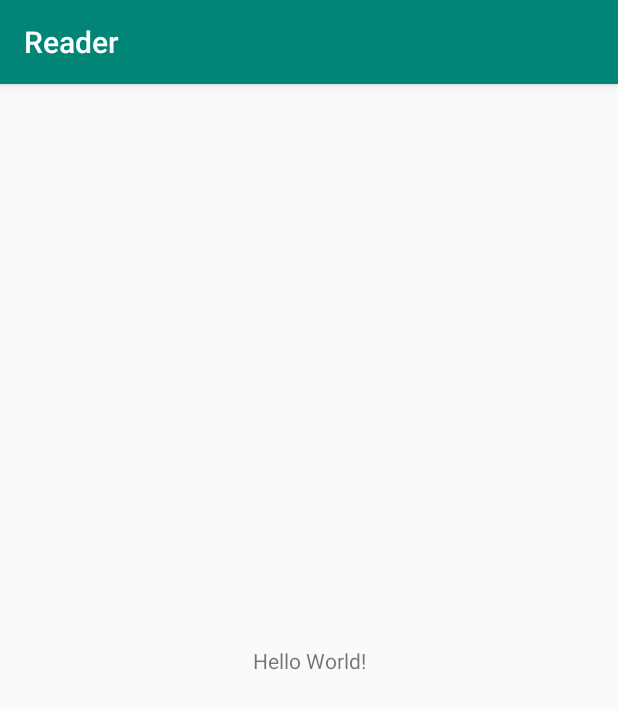
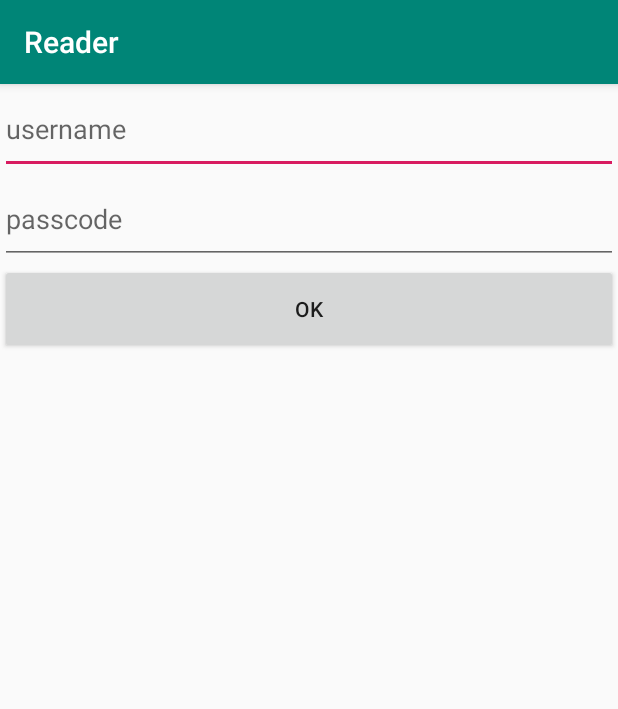
Before and after one commit to sssurvey/reader, an Android app: the screen it shows after launch (MainActivity), on a phone screen of 412 x 824 dp. Shown: the top 709 px of the screen. Run offline under Robolectric (Android 15) with nearby library versions, the light colour scheme and no system bars.

Commit message:
added basic ui for login

```diff
--- a/app/build.gradle
+++ b/app/build.gradle
@@ -24,11 +24,17 @@ android {
 }
 
 dependencies {
+
+    def lifecycle_version = "2.2.0"
+
     implementation fileTree(dir: 'libs', include: ['*.jar'])
     implementation"org.jetbrains.kotlin:kotlin-stdlib-jdk7:$kotlin_version"
     implementation 'androidx.appcompat:appcompat:1.0.2'
     implementation 'androidx.core:core-ktx:1.0.2'
     implementation 'androidx.constraintlayout:constraintlayout:1.1.3'
+    implementation "androidx.lifecycle:lifecycle-viewmodel-ktx:$lifecycle_version"
+    implementation "androidx.lifecycle:lifecycle-livedata-ktx:$lifecycle_version"
+
     testImplementation 'junit:junit:4.12'
     androidTestImplementation 'androidx.test.ext:junit:1.1.0'
     androidTestImplementation 'androidx.test.espresso:espresso-core:3.1.1'
--- a/app/src/main/AndroidManifest.xml
+++ b/app/src/main/AndroidManifest.xml
@@ -18,7 +18,7 @@
         tools:ignore="GoogleAppIndexingWarning">
 
         <!-- ACTIVITIES -->
-        <activity android:name=".activities.MainActivity">
+        <activity android:name=".activities.main.MainActivity">
             <intent-filter>
                 <action android:name="android.intent.action.MAIN" />
 
--- a/app/src/main/java/com/haomins/reader/activities/MainActivity.kt
+++ /dev/null
@@ -1,13 +0,0 @@
-package com.haomins.reader.activities
-
-import androidx.appcompat.app.AppCompatActivity
-import android.os.Bundle
-import com.haomins.reader.R
-
-class MainActivity : AppCompatActivity() {
-
-    override fun onCreate(savedInstanceState: Bundle?) {
-        super.onCreate(savedInstanceState)
-        setContentView(R.layout.activity_main)
-    }
-}
--- /dev/null
+++ b/app/src/main/java/com/haomins/reader/activities/main/MainActivity.kt
@@ -0,0 +1,34 @@
+package com.haomins.reader.activities.main
+
+import androidx.appcompat.app.AppCompatActivity
+import android.os.Bundle
+import androidx.lifecycle.ViewModelProvider
+import com.haomins.reader.R
+import com.haomins.reader.fragments.login.LoginFragment
+
+class MainActivity : AppCompatActivity() {
+
+    private lateinit var mainActivityViewModel: MainActivityViewModel
+
+    override fun onCreate(savedInstanceState: Bundle?) {
+        super.onCreate(savedInstanceState)
+        setContentView(R.layout.activity_main)
+        init()
+        if (mainActivityViewModel.isUserLoggedIn()) {
+            // no op
+        } else {
+            showUserLoginFragment()
+        }
+    }
+
+    private fun showUserLoginFragment() {
+        supportFragmentManager.beginTransaction().replace(
+            R.id.main_activity_frame_layout,
+            LoginFragment()
+        ).addToBackStack(LoginFragment.TAG).commit()
+    }
+
+    private fun init() {
+        mainActivityViewModel = ViewModelProvider(this).get(MainActivityViewModel::class.java)
+    }
+}
--- /dev/null
+++ b/app/src/main/java/com/haomins/reader/activities/main/MainActivityViewModel.kt
@@ -0,0 +1,11 @@
+package com.haomins.reader.activities.main
+
+import androidx.lifecycle.ViewModel
+
+class MainActivityViewModel : ViewModel() {
+
+    fun isUserLoggedIn(): Boolean {
+        return false
+    }
+
+}
--- a/app/src/main/java/com/haomins/reader/fragments/LoginFragment.kt
+++ /dev/null
@@ -1,5 +0,0 @@
-package com.haomins.reader.fragments
-
-class LoginFragment {
-
-}
--- /dev/null
+++ b/app/src/main/java/com/haomins/reader/fragments/login/LoginFragment.kt
@@ -0,0 +1,32 @@
+package com.haomins.reader.fragments.login
+
+import android.os.Bundle
+import android.view.LayoutInflater
+import android.view.View
+import android.view.ViewGroup
+import androidx.fragment.app.Fragment
+import androidx.lifecycle.ViewModelProvider
+import com.haomins.reader.R
+
+class LoginFragment: Fragment() {
+
+    companion object {
+        const val TAG = "LoginFragment"
+    }
+
+    private lateinit var loginViewModel: LoginViewModel
+
+    override fun onCreateView(
+        inflater: LayoutInflater,
+        container: ViewGroup?,
+        savedInstanceState: Bundle?
+    ): View? {
+        return inflater.inflate(R.layout.fragment_login, container, false)
+    }
+
+    override fun onViewCreated(view: View, savedInstanceState: Bundle?) {
+        super.onViewCreated(view, savedInstanceState)
+        loginViewModel = ViewModelProvider(this).get(LoginViewModel::class.java)
+    }
+
+}
--- /dev/null
+++ b/app/src/main/java/com/haomins/reader/fragments/login/LoginViewModel.kt
@@ -0,0 +1,11 @@
+package com.haomins.reader.fragments.login
+
+import androidx.lifecycle.ViewModel
+
+class LoginViewModel : ViewModel() {
+
+    fun login(userName: String, password: String) {
+        // call to do login with this
+    }
+
+}
--- a/app/src/main/res/layout/activity_main.xml
+++ b/app/src/main/res/layout/activity_main.xml
@@ -4,15 +4,11 @@
     xmlns:tools="http://schemas.android.com/tools"
     android:layout_width="match_parent"
     android:layout_height="match_parent"
-    tools:context=".activities.MainActivity">
+    tools:context=".activities.main.MainActivity">
 
-    <TextView
-        android:layout_width="wrap_content"
-        android:layout_height="wrap_content"
-        android:text="Hello World!"
-        app:layout_constraintBottom_toBottomOf="parent"
-        app:layout_constraintLeft_toLeftOf="parent"
-        app:layout_constraintRight_toRightOf="parent"
-        app:layout_constraintTop_toTopOf="parent" />
+    <FrameLayout
+        android:id="@+id/main_activity_frame_layout"
+        android:layout_width="match_parent"
+        android:layout_height="match_parent"/>
 
 </androidx.constraintlayout.widget.ConstraintLayout>
--- /dev/null
+++ b/app/src/main/res/layout/fragment_login.xml
@@ -0,0 +1,27 @@
+<?xml version="1.0" encoding="utf-8"?>
+<LinearLayout xmlns:android="http://schemas.android.com/apk/res/android"
+    android:layout_width="match_parent"
+    android:layout_height="match_parent"
+    android:orientation="vertical">
+
+    <EditText
+        android:id="@+id/login_username_edit_text"
+        android:layout_width="match_parent"
+        android:layout_height="60dp"
+        android:hint="username"
+        android:inputType="text" />
+
+    <EditText
+        android:id="@+id/login_password_edit_text"
+        android:layout_width="match_parent"
+        android:layout_height="60dp"
+        android:hint="passcode"
+        android:inputType="textWebPassword" />
+
+    <Button
+        android:id="@+id/login_button"
+        android:layout_width="match_parent"
+        android:layout_height="60dp"
+        android:text="OK"/>
+
+</LinearLayout>
```
